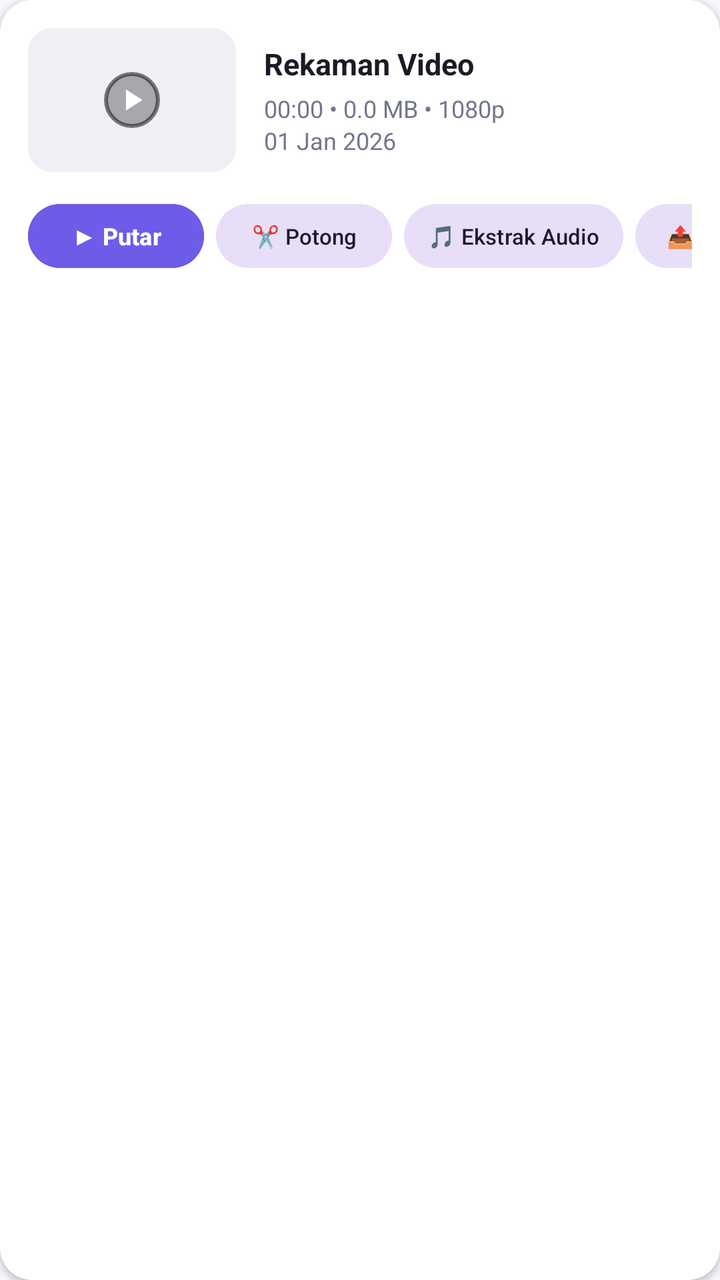
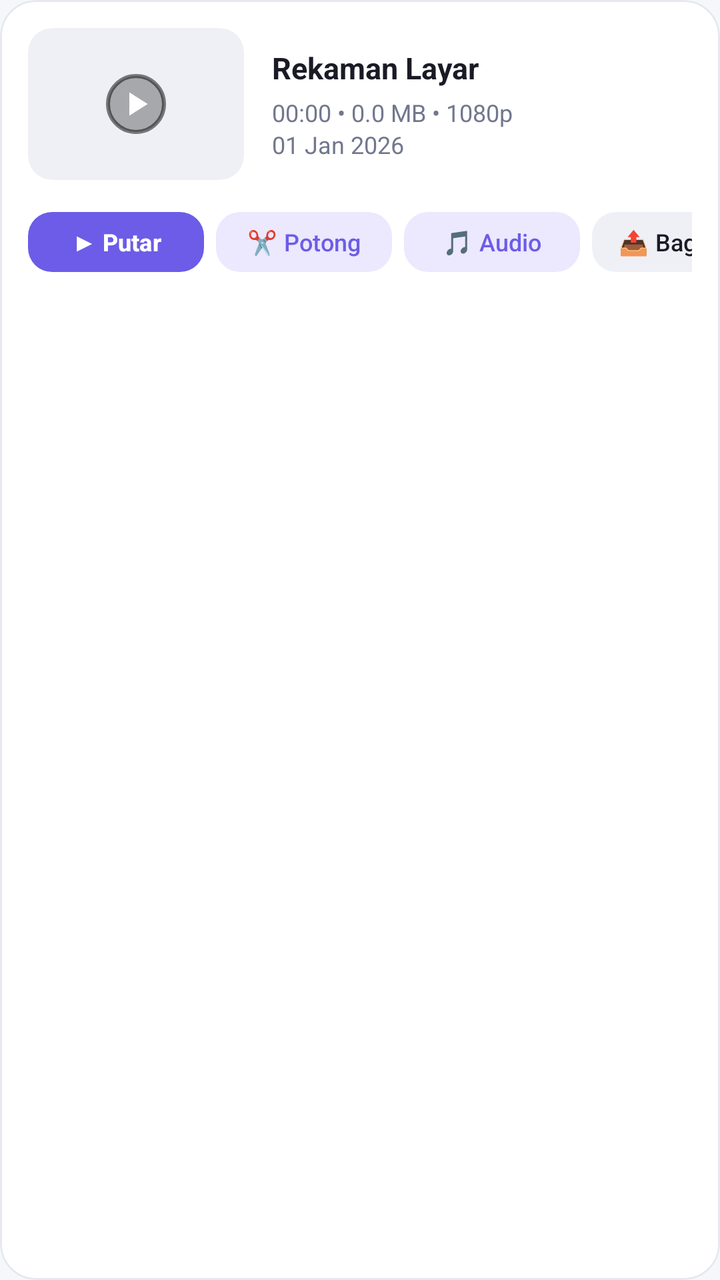

Screens rendered from an Android XML layout before and after an edit, with the pre-edit source and the edit as a unified diff.
<!-- AndroidManifest.xml: application theme Theme.RekaminDulu -->
<!-- res/layout/library_item.xml -->
<?xml version="1.0" encoding="utf-8"?>
<androidx.cardview.widget.CardView xmlns:android="http://schemas.android.com/apk/res/android"
    xmlns:cardview="http://schemas.android.com/apk/res-auto"
    android:layout_width="match_parent"
    android:layout_height="wrap_content"
    android:layout_marginHorizontal="14dp"
    android:layout_marginVertical="6dp"
    cardview:cardBackgroundColor="@color/colorSurface"
    cardview:cardCornerRadius="16dp"
    cardview:cardElevation="2dp">

    <LinearLayout
        android:layout_width="match_parent"
        android:layout_height="wrap_content"
        android:orientation="vertical"
        android:padding="14dp">

        <LinearLayout
            android:layout_width="match_parent"
            android:layout_height="wrap_content"
            android:gravity="center_vertical"
            android:orientation="horizontal">

            
            <androidx.cardview.widget.CardView
                android:layout_width="104dp"
                android:layout_height="72dp"
                cardview:cardCornerRadius="12dp"
                cardview:cardElevation="0dp"
                cardview:cardBackgroundColor="@color/colorSurfaceVariant">

                <ImageView
                    android:id="@+id/thumbnail"
                    android:layout_width="match_parent"
                    android:layout_height="match_parent"
                    android:contentDescription="Thumbnail rekaman"
                    android:scaleType="centerCrop" />

                <ImageView
                    android:layout_width="28dp"
                    android:layout_height="28dp"
                    android:layout_gravity="center"
                    android:background="@drawable/ic_play_circle_bg"
                    android:backgroundTint="#80000000"
                    android:contentDescription="Play"
                    android:padding="5dp"
                    android:src="@drawable/ic_play_arrow" />
            </androidx.cardview.widget.CardView>

            
            <LinearLayout
                android:layout_width="0dp"
                android:layout_height="wrap_content"
                android:layout_marginStart="14dp"
                android:layout_weight="1"
                android:orientation="vertical">

                <TextView
                    android:id="@+id/title"
                    android:layout_width="wrap_content"
                    android:layout_height="wrap_content"
                    android:ellipsize="end"
                    android:maxLines="1"
                    android:text="Rekaman Video"
                    android:textColor="@color/textTitle"
                    android:textSize="15sp"
                    android:textStyle="bold" />

                <TextView
                    android:id="@+id/duration"
                    android:layout_width="wrap_content"
                    android:layout_height="wrap_content"
                    android:layout_marginTop="4dp"
                    android:text="00:00 • 0.0 MB • 1080p\n01 Jan 2026"
                    android:textColor="@color/textCaption"
                    android:textSize="12sp"
                    android:lineSpacingExtra="2dp" />
            </LinearLayout>
        </LinearLayout>

        
        <HorizontalScrollView
            android:layout_width="match_parent"
            android:layout_height="wrap_content"
            android:layout_marginTop="12dp"
            android:overScrollMode="never"
            android:scrollbars="none">

            <LinearLayout
                android:layout_width="wrap_content"
                android:layout_height="wrap_content"
                android:gravity="center_vertical"
                android:orientation="horizontal">

                
                <Button
                    android:id="@+id/btn_item_play"
                    android:layout_width="wrap_content"
                    android:layout_height="40dp"
                    android:layout_marginEnd="6dp"
                    android:backgroundTint="@color/colorPrimary"
                    android:paddingHorizontal="14dp"
                    android:text="▶ Putar"
                    android:textColor="@color/colorOnPrimary"
                    android:textSize="12sp"
                    android:textStyle="bold"
                    cardview:cornerRadius="20dp" />

                
                <Button
                    android:id="@+id/btn_item_edit"
                    style="@style/Widget.Material3.Button.TonalButton"
                    android:layout_width="wrap_content"
                    android:layout_height="40dp"
                    android:layout_marginEnd="6dp"
                    android:paddingHorizontal="12dp"
                    android:text="✂️ Potong"
                    android:textSize="11sp"
                    cardview:cornerRadius="20dp" />

                
                <Button
                    android:id="@+id/btn_item_extract_audio"
                    style="@style/Widget.Material3.Button.TonalButton"
                    android:layout_width="wrap_content"
                    android:layout_height="40dp"
                    android:layout_marginEnd="6dp"
                    android:paddingHorizontal="12dp"
                    android:text="🎵 Ekstrak Audio"
                    android:textSize="11sp"
                    cardview:cornerRadius="20dp" />

                
                <Button
                    android:id="@+id/btn_item_share"
                    style="@style/Widget.Material3.Button.TonalButton"
                    android:layout_width="wrap_content"
                    android:layout_height="40dp"
                    android:layout_marginEnd="6dp"
                    android:paddingHorizontal="12dp"
                    android:text="📤 Bagikan"
                    android:textSize="11sp"
                    cardview:cornerRadius="20dp" />

                
                <Button
                    android:id="@+id/btn_item_rename"
                    style="@style/Widget.Material3.Button.TonalButton"
                    android:layout_width="wrap_content"
                    android:layout_height="40dp"
                    android:layout_marginEnd="6dp"
                    android:paddingHorizontal="12dp"
                    android:text="✏️ Ubah Nama"
                    android:textSize="11sp"
                    cardview:cornerRadius="20dp" />

                
                <Button
                    android:id="@+id/btn_item_delete"
                    style="@style/Widget.Material3.Button.TextButton"
                    android:layout_width="wrap_content"
                    android:layout_height="40dp"
                    android:paddingHorizontal="10dp"
                    android:text="🗑️ Hapus"
                    android:textColor="@color/colorError"
                    android:textSize="11sp"
                    android:textStyle="bold" />
            </LinearLayout>
        </HorizontalScrollView>

    </LinearLayout>
</androidx.cardview.widget.CardView>
<!-- resources referenced by this layout -->
<resources>
  <color name="colorError">#E53935</color>
  <color name="colorOnPrimary">#FFFFFF</color>
  <color name="colorPrimary">#6C5CE7</color>
  <color name="colorSurface">#FFFFFF</color>
  <color name="colorSurfaceVariant">#EEF0F6</color>
  <color name="textCaption">#72778E</color>
  <color name="textTitle">#1A1B25</color>
  <!-- drawable ic_play_arrow (drawable) -->
  <vector xmlns:android="http://schemas.android.com/apk/res/android"
      android:width="24dp"
      android:height="24dp"
      android:viewportWidth="24"
      android:viewportHeight="24">
      <path
          android:fillColor="#FFFFFF"
          android:pathData="M8,5v14l11,-7z"/>
  </vector>
  <!-- drawable ic_play_circle_bg (drawable) -->
  <?xml version="1.0" encoding="utf-8"?>
  <shape xmlns:android="http://schemas.android.com/apk/res/android"
      android:shape="oval">
      <solid android:color="#99000000" />
      <stroke
          android:width="2dp"
          android:color="#FFFFFF" />
  </shape>
  <style name="Theme.RekaminDulu" parent="Theme.Material3.DayNight.NoActionBar">
          <item name="colorPrimary">@color/colorPrimary</item>
          <item name="colorOnPrimary">@color/colorOnPrimary</item>
          <item name="colorPrimaryContainer">@color/colorPrimaryContainer</item>
          <item name="colorOnPrimaryContainer">@color/colorOnPrimaryContainer</item>
          <item name="colorSurface">@color/colorSurface</item>
          <item name="colorOnSurface">@color/colorOnSurface</item>
          <item name="android:windowBackground">@color/colorBackground</item>
          <item name="android:statusBarColor">@color/colorBackground</item>
          <item name="android:windowLightStatusBar">true</item>
          <item name="android:navigationBarColor">@color/colorSurface</item>
      </style>
  <color name="colorPrimaryContainer">#ECE8FD</color>
  <color name="colorOnPrimaryContainer">#4435B8</color>
  <color name="colorOnSurface">#1A1B25</color>
  <color name="colorBackground">#F6F7FB</color>
</resources>

<!-- the commit's change to res/layout/library_item.xml (unified diff, before → after) -->
@@ -1,13 +1,15 @@
 <?xml version="1.0" encoding="utf-8"?>
-<androidx.cardview.widget.CardView xmlns:android="http://schemas.android.com/apk/res/android"
-    xmlns:cardview="http://schemas.android.com/apk/res-auto"
+<com.google.android.material.card.MaterialCardView xmlns:android="http://schemas.android.com/apk/res/android"
+    xmlns:app="http://schemas.android.com/apk/res-auto"
     android:layout_width="match_parent"
     android:layout_height="wrap_content"
-    android:layout_marginHorizontal="14dp"
+    android:layout_marginHorizontal="16dp"
     android:layout_marginVertical="6dp"
-    cardview:cardBackgroundColor="@color/colorSurface"
-    cardview:cardCornerRadius="16dp"
-    cardview:cardElevation="2dp">
+    app:cardBackgroundColor="@color/colorSurface"
+    app:cardCornerRadius="18dp"
+    app:cardElevation="0dp"
+    app:strokeColor="@color/colorBorder"
+    app:strokeWidth="1dp">
 
     <LinearLayout
         android:layout_width="match_parent"
@@ -22,30 +24,36 @@
             android:orientation="horizontal">
 
             
-            <androidx.cardview.widget.CardView
-                android:layout_width="104dp"
-                android:layout_height="72dp"
-                cardview:cardCornerRadius="12dp"
-                cardview:cardElevation="0dp"
-                cardview:cardBackgroundColor="@color/colorSurfaceVariant">
+            <FrameLayout
+                android:layout_width="108dp"
+                android:layout_height="76dp">
 
-                <ImageView
-                    android:id="@+id/thumbnail"
+                <androidx.cardview.widget.CardView
                     android:layout_width="match_parent"
                     android:layout_height="match_parent"
-                    android:contentDescription="Thumbnail rekaman"
-                    android:scaleType="centerCrop" />
+                    app:cardBackgroundColor="@color/colorSurfaceVariant"
+                    app:cardCornerRadius="12dp"
+                    app:cardElevation="0dp">
 
-                <ImageView
-                    android:layout_width="28dp"
-                    android:layout_height="28dp"
-                    android:layout_gravity="center"
-                    android:background="@drawable/ic_play_circle_bg"
-                    android:backgroundTint="#80000000"
-                    android:contentDescription="Play"
-                    android:padding="5dp"
-                    android:src="@drawable/ic_play_arrow" />
-            </androidx.cardview.widget.CardView>
+                    <ImageView
+                        android:id="@+id/thumbnail"
+                        android:layout_width="match_parent"
+                        android:layout_height="match_parent"
+                        android:contentDescription="Thumbnail rekaman"
+                        android:scaleType="centerCrop" />
+
+                    <ImageView
+                        android:layout_width="30dp"
+                        android:layout_height="30dp"
+                        android:layout_gravity="center"
+                        android:background="@drawable/ic_play_circle_bg"
+                        android:backgroundTint="#80000000"
+                        android:contentDescription="Play"
+                        android:padding="5dp"
+                        android:src="@drawable/ic_play_arrow"
+                        app:tint="#FFFFFF" />
+                </androidx.cardview.widget.CardView>
+            </FrameLayout>
 
             
             <LinearLayout
@@ -61,7 +69,7 @@
                     android:layout_height="wrap_content"
                     android:ellipsize="end"
                     android:maxLines="1"
-                    android:text="Rekaman Video"
+                    android:text="Rekaman Layar"
                     android:textColor="@color/textTitle"
                     android:textSize="15sp"
                     android:textStyle="bold" />
@@ -71,10 +79,10 @@
                     android:layout_width="wrap_content"
                     android:layout_height="wrap_content"
                     android:layout_marginTop="4dp"
+                    android:lineSpacingExtra="2dp"
                     android:text="00:00 • 0.0 MB • 1080p\n01 Jan 2026"
                     android:textColor="@color/textCaption"
-                    android:textSize="12sp"
-                    android:lineSpacingExtra="2dp" />
+                    android:textSize="12sp" />
             </LinearLayout>
         </LinearLayout>
 
@@ -93,80 +101,96 @@
                 android:orientation="horizontal">
 
                 
-                <Button
+                <com.google.android.material.button.MaterialButton
                     android:id="@+id/btn_item_play"
                     android:layout_width="wrap_content"
-                    android:layout_height="40dp"
+                    android:layout_height="38dp"
                     android:layout_marginEnd="6dp"
-                    android:backgroundTint="@color/colorPrimary"
+                    android:minHeight="38dp"
                     android:paddingHorizontal="14dp"
                     android:text="▶ Putar"
                     android:textColor="@color/colorOnPrimary"
                     android:textSize="12sp"
                     android:textStyle="bold"
-                    cardview:cornerRadius="20dp" />
+                    app:backgroundTint="@color/colorPrimary"
+                    app:cornerRadius="12dp" />
 
                 
-                <Button
+                <com.google.android.material.button.MaterialButton
                     android:id="@+id/btn_item_edit"
                     style="@style/Widget.Material3.Button.TonalButton"
                     android:layout_width="wrap_content"
-                    android:layout_height="40dp"
+                    android:layout_height="38dp"
                     android:layout_marginEnd="6dp"
+                    android:minHeight="38dp"
                     android:paddingHorizontal="12dp"
                     android:text="✂️ Potong"
-                    android:textSize="11sp"
-                    cardview:cornerRadius="20dp" />
+                    android:textColor="@color/colorPrimary"
+                    android:textSize="12sp"
+                    app:backgroundTint="@color/colorPrimaryContainer"
+                    app:cornerRadius="12dp" />
 
                 
-                <Button
+                <com.google.android.material.button.MaterialButton
                     android:id="@+id/btn_item_extract_audio"
                     style="@style/Widget.Material3.Button.TonalButton"
                     android:layout_width="wrap_content"
-                    android:layout_height="40dp"
+                    android:layout_height="38dp"
                     android:layout_marginEnd="6dp"
+                    android:minHeight="38dp"
                     android:paddingHorizontal="12dp"
-                    android:text="🎵 Ekstrak Audio"
-                    android:textSize="11sp"
-                    cardview:cornerRadius="20dp" />
+                    android:text="🎵 Audio"
+                    android:textColor="@color/colorPrimary"
+                    android:textSize="12sp"
+                    app:backgroundTint="@color/colorPrimaryContainer"
+                    app:cornerRadius="12dp" />
 
                 
-                <Button
+                <com.google.android.material.button.MaterialButton
                     android:id="@+id/btn_item_share"
                     style="@style/Widget.Material3.Button.TonalButton"
                     android:layout_width="wrap_content"
-                    android:layout_height="40dp"
+                    android:layout_height="38dp"
                     android:layout_marginEnd="6dp"
+                    android:minHeight="38dp"
                     android:paddingHorizontal="12dp"
                     android:text="📤 Bagikan"
-                    android:textSize="11sp"
-                    cardview:cornerRadius="20dp" />
+                    android:textColor="@color/textTitle"
+                    android:textSize="12sp"
+                    app:backgroundTint="@color/colorSurfaceVariant"
+                    app:cornerRadius="12dp" />
 
                 
-                <Button
+                <com.google.android.material.button.MaterialButton
                     android:id="@+id/btn_item_rename"
                     style="@style/Widget.Material3.Button.TonalButton"
                     android:layout_width="wrap_content"
-                    android:layout_height="40dp"
+                    android:layout_height="38dp"
                     android:layout_marginEnd="6dp"
+                    android:minHeight="38dp"
                     android:paddingHorizontal="12dp"
                     android:text="✏️ Ubah Nama"
-                    android:textSize="11sp"
-                    cardview:cornerRadius="20dp" />
+                    android:textColor="@color/textTitle"
+                    android:textSize="12sp"
+                    app:backgroundTint="@color/colorSurfaceVariant"
+                    app:cornerRadius="12dp" />
 
                 
-                <Button
+                <com.google.android.material.button.MaterialButton
                     android:id="@+id/btn_item_delete"
-                    style="@style/Widget.Material3.Button.TextButton"
+                    style="@style/Widget.Material3.Button.TonalButton"
                     android:layout_width="wrap_content"
-                    android:layout_height="40dp"
-                    android:paddingHorizontal="10dp"
+                    android:layout_height="38dp"
+                    android:minHeight="38dp"
+                    android:paddingHorizontal="12dp"
                     android:text="🗑️ Hapus"
                     android:textColor="@color/colorError"
-                    android:textSize="11sp"
-                    android:textStyle="bold" />
+                    android:textSize="12sp"
+                    android:textStyle="bold"
+                    app:backgroundTint="@color/colorErrorContainer"
+                    app:cornerRadius="12dp" />
             </LinearLayout>
         </HorizontalScrollView>
 
     </LinearLayout>
-</androidx.cardview.widget.CardView>
+</com.google.android.material.card.MaterialCardView>
<!-- resource entries referenced after the edit -->
@@ -1,6 +1,8 @@
 <!-- resources referenced by this layout -->
 <resources>
+  <color name="colorBorder">#E6E8F0</color>
   <color name="colorError">#E53935</color>
+  <color name="colorErrorContainer">#FDECEC</color>
   <color name="colorOnPrimary">#FFFFFF</color>
   <color name="colorPrimary">#6C5CE7</color>
   <color name="colorSurface">#FFFFFF</color>
